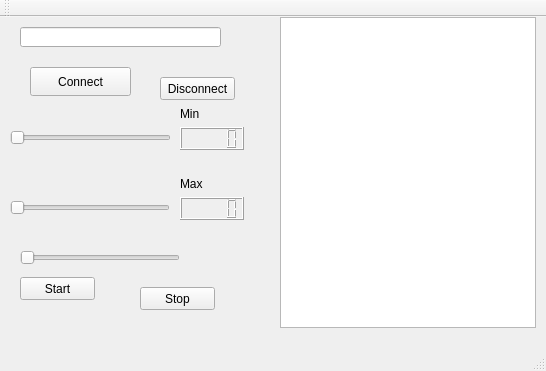
Gildson/Projeto_3_PA_DCA1202, file mainwindow.ui: the form before one commit.
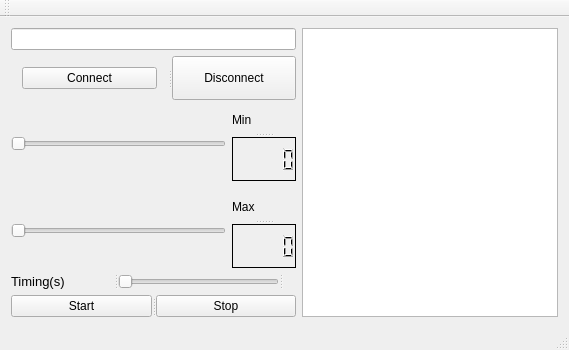
The form after the commit.

Diff of the .ui file:
```diff
--- a/mainwindow.ui
+++ b/mainwindow.ui
@@ -6,197 +6,295 @@
    <rect>
     <x>0</x>
     <y>0</y>
-    <width>546</width>
-    <height>371</height>
+    <width>569</width>
+    <height>350</height>
    </rect>
   </property>
   <property name="windowTitle">
    <string>MainWindow</string>
   </property>
   <widget class="QWidget" name="centralWidget">
+   <layout class="QGridLayout" name="gridLayout">
+    <item row="1" column="0" colspan="3">
+     <widget class="QSplitter" name="splitter">
+      <property name="sizePolicy">
+       <sizepolicy hsizetype="MinimumExpanding" vsizetype="Fixed">
+        <horstretch>0</horstretch>
+        <verstretch>0</verstretch>
+       </sizepolicy>
+      </property>
+      <property name="orientation">
+       <enum>Qt::Horizontal</enum>
+      </property>
+      <widget class="QWidget" name="layoutWidget">
+       <property name="sizePolicy">
+        <sizepolicy hsizetype="MinimumExpanding" vsizetype="MinimumExpanding">
+         <horstretch>0</horstretch>
+         <verstretch>0</verstretch>
+        </sizepolicy>
+       </property>
+       <layout class="QHBoxLayout" name="horizontalLayout">
+        <item>
    <widget class="QPushButton" name="pushButtonConnect">
-    <property name="geometry">
-     <rect>
-      <x>30</x>
-      <y>50</y>
-      <width>101</width>
-      <height>29</height>
-     </rect>
+          <property name="sizePolicy">
+           <sizepolicy hsizetype="MinimumExpanding" vsizetype="MinimumExpanding">
+            <horstretch>0</horstretch>
+            <verstretch>0</verstretch>
+           </sizepolicy>
     </property>
     <property name="text">
      <string>Connect</string>
     </property>
    </widget>
+        </item>
+       </layout>
+      </widget>
    <widget class="QPushButton" name="pushButtonDisconnect">
-    <property name="geometry">
-     <rect>
-      <x>160</x>
-      <y>60</y>
-      <width>75</width>
-      <height>23</height>
-     </rect>
+       <property name="sizePolicy">
+        <sizepolicy hsizetype="MinimumExpanding" vsizetype="MinimumExpanding">
+         <horstretch>0</horstretch>
+         <verstretch>0</verstretch>
+        </sizepolicy>
     </property>
     <property name="text">
      <string>Disconnect</string>
     </property>
    </widget>
+     </widget>
+    </item>
+    <item row="6" column="0" rowspan="2" colspan="3">
+     <widget class="QSplitter" name="splitter_5">
+      <property name="sizePolicy">
+       <sizepolicy hsizetype="MinimumExpanding" vsizetype="MinimumExpanding">
+        <horstretch>0</horstretch>
+        <verstretch>0</verstretch>
+       </sizepolicy>
+      </property>
+      <property name="orientation">
+       <enum>Qt::Horizontal</enum>
+      </property>
    <widget class="QPushButton" name="pushButtonStart">
-    <property name="geometry">
-     <rect>
-      <x>20</x>
-      <y>260</y>
-      <width>75</width>
-      <height>23</height>
-     </rect>
+       <property name="sizePolicy">
+        <sizepolicy hsizetype="MinimumExpanding" vsizetype="MinimumExpanding">
+         <horstretch>0</horstretch>
+         <verstretch>0</verstretch>
+        </sizepolicy>
     </property>
     <property name="text">
      <string>Start</string>
     </property>
    </widget>
    <widget class="QPushButton" name="pushButtonStop">
-    <property name="geometry">
-     <rect>
-      <x>140</x>
-      <y>270</y>
-      <width>75</width>
-      <height>23</height>
-     </rect>
+       <property name="sizePolicy">
+        <sizepolicy hsizetype="MinimumExpanding" vsizetype="MinimumExpanding">
+         <horstretch>0</horstretch>
+         <verstretch>0</verstretch>
+        </sizepolicy>
     </property>
     <property name="text">
      <string>Stop</string>
     </property>
    </widget>
-   <widget class="QLCDNumber" name="lcdNumberMin">
-    <property name="geometry">
-     <rect>
-      <x>180</x>
-      <y>110</y>
-      <width>64</width>
-      <height>23</height>
-     </rect>
+     </widget>
+    </item>
+    <item row="4" column="2">
+     <widget class="QSplitter" name="splitter_3">
+      <property name="sizePolicy">
+       <sizepolicy hsizetype="Fixed" vsizetype="Expanding">
+        <horstretch>0</horstretch>
+        <verstretch>0</verstretch>
+       </sizepolicy>
+      </property>
+      <property name="orientation">
+       <enum>Qt::Vertical</enum>
+      </property>
+      <widget class="QLabel" name="labelMax">
+       <property name="sizePolicy">
+        <sizepolicy hsizetype="Fixed" vsizetype="Expanding">
+         <horstretch>0</horstretch>
+         <verstretch>0</verstretch>
+        </sizepolicy>
+       </property>
+       <property name="text">
+        <string>Max</string>
     </property>
    </widget>
    <widget class="QLCDNumber" name="lcdNumberMax">
-    <property name="geometry">
-     <rect>
-      <x>180</x>
-      <y>180</y>
-      <width>64</width>
-      <height>23</height>
-     </rect>
-    </property>
-   </widget>
-   <widget class="QSlider" name="horizontalSliderMin">
-    <property name="geometry">
-     <rect>
-      <x>10</x>
-      <y>110</y>
-      <width>161</width>
-      <height>22</height>
-     </rect>
+       <property name="sizePolicy">
+        <sizepolicy hsizetype="Fixed" vsizetype="Expanding">
+         <horstretch>0</horstretch>
+         <verstretch>0</verstretch>
+        </sizepolicy>
+       </property>
+       <property name="font">
+        <font>
+         <weight>75</weight>
+         <bold>true</bold>
+        </font>
+       </property>
+       <property name="focusPolicy">
+        <enum>Qt::NoFocus</enum>
+       </property>
+       <property name="frameShadow">
+        <enum>QFrame::Plain</enum>
+       </property>
+      </widget>
+     </widget>
+    </item>
+    <item row="2" column="2">
+     <widget class="QSplitter" name="splitter_2">
+      <property name="sizePolicy">
+       <sizepolicy hsizetype="Fixed" vsizetype="Expanding">
+        <horstretch>0</horstretch>
+        <verstretch>0</verstretch>
+       </sizepolicy>
     </property>
     <property name="orientation">
-     <enum>Qt::Horizontal</enum>
-    </property>
-   </widget>
+       <enum>Qt::Vertical</enum>
+      </property>
    <widget class="QLabel" name="labelMin">
-    <property name="geometry">
-     <rect>
-      <x>180</x>
-      <y>90</y>
-      <width>47</width>
-      <height>13</height>
-     </rect>
+       <property name="sizePolicy">
+        <sizepolicy hsizetype="Fixed" vsizetype="Expanding">
+         <horstretch>0</horstretch>
+         <verstretch>0</verstretch>
+        </sizepolicy>
     </property>
     <property name="text">
      <string>Min</string>
     </property>
    </widget>
-   <widget class="QLabel" name="labelMax">
-    <property name="geometry">
-     <rect>
-      <x>180</x>
-      <y>160</y>
-      <width>47</width>
-      <height>13</height>
-     </rect>
-    </property>
-    <property name="text">
-     <string>Max</string>
-    </property>
-   </widget>
+      <widget class="QLCDNumber" name="lcdNumberMin">
+       <property name="sizePolicy">
+        <sizepolicy hsizetype="Fixed" vsizetype="Expanding">
+         <horstretch>0</horstretch>
+         <verstretch>0</verstretch>
+        </sizepolicy>
+       </property>
+       <property name="maximumSize">
+        <size>
+         <width>16777215</width>
+         <height>16777215</height>
+        </size>
+       </property>
+       <property name="font">
+        <font>
+         <weight>75</weight>
+         <bold>true</bold>
+        </font>
+       </property>
+       <property name="layoutDirection">
+        <enum>Qt::LeftToRight</enum>
+       </property>
+       <property name="frameShadow">
+        <enum>QFrame::Plain</enum>
+       </property>
+       <property name="smallDecimalPoint">
+        <bool>false</bool>
+       </property>
+      </widget>
+     </widget>
+    </item>
+    <item row="4" column="0" colspan="2">
    <widget class="QSlider" name="horizontalSliderMax">
-    <property name="geometry">
-     <rect>
-      <x>10</x>
-      <y>180</y>
-      <width>160</width>
-      <height>22</height>
-     </rect>
+      <property name="sizePolicy">
+       <sizepolicy hsizetype="Minimum" vsizetype="Fixed">
+        <horstretch>0</horstretch>
+        <verstretch>0</verstretch>
+       </sizepolicy>
     </property>
     <property name="orientation">
      <enum>Qt::Horizontal</enum>
     </property>
    </widget>
-   <widget class="QSlider" name="horizontalSliderTiming">
-    <property name="geometry">
-     <rect>
-      <x>20</x>
-      <y>230</y>
-      <width>160</width>
-      <height>22</height>
-     </rect>
+    </item>
+    <item row="2" column="0" colspan="2">
+     <widget class="QSlider" name="horizontalSliderMin">
+      <property name="sizePolicy">
+       <sizepolicy hsizetype="MinimumExpanding" vsizetype="Fixed">
+        <horstretch>0</horstretch>
+        <verstretch>0</verstretch>
+       </sizepolicy>
     </property>
     <property name="orientation">
      <enum>Qt::Horizontal</enum>
     </property>
    </widget>
+    </item>
+    <item row="0" column="0" colspan="3">
    <widget class="QLineEdit" name="lineEditIP">
-    <property name="geometry">
-     <rect>
-      <x>20</x>
-      <y>10</y>
-      <width>201</width>
-      <height>20</height>
-     </rect>
-    </property>
-   </widget>
-   <widget class="QLabel" name="labelTiming">
-    <property name="geometry">
-     <rect>
-      <x>190</x>
-      <y>240</y>
-      <width>47</width>
-      <height>13</height>
-     </rect>
-    </property>
-    <property name="text">
-     <string/>
-    </property>
-   </widget>
-   <widget class="QLabel" name="labelStatus">
-    <property name="geometry">
-     <rect>
-      <x>20</x>
-      <y>300</y>
-      <width>151</width>
-      <height>16</height>
-     </rect>
-    </property>
-    <property name="text">
-     <string/>
-    </property>
-   </widget>
+      <property name="sizePolicy">
+       <sizepolicy hsizetype="MinimumExpanding" vsizetype="Fixed">
+        <horstretch>0</horstretch>
+        <verstretch>0</verstretch>
+       </sizepolicy>
+      </property>
+     </widget>
+    </item>
+    <item row="0" column="3" rowspan="8">
    <widget class="QListWidget" name="listWidgetSet">
-    <property name="geometry">
-     <rect>
-      <x>280</x>
-      <y>0</y>
-      <width>256</width>
-      <height>311</height>
-     </rect>
-    </property>
-   </widget>
+      <property name="sizePolicy">
+       <sizepolicy hsizetype="Minimum" vsizetype="Minimum">
+        <horstretch>0</horstretch>
+        <verstretch>0</verstretch>
+       </sizepolicy>
+      </property>
+     </widget>
+    </item>
+    <item row="5" column="0" colspan="3">
+     <widget class="QSplitter" name="splitter_4">
+      <property name="sizePolicy">
+       <sizepolicy hsizetype="Expanding" vsizetype="Fixed">
+        <horstretch>0</horstretch>
+        <verstretch>0</verstretch>
+       </sizepolicy>
+      </property>
+      <property name="orientation">
+       <enum>Qt::Horizontal</enum>
+      </property>
+      <widget class="QLabel" name="label">
+       <property name="sizePolicy">
+        <sizepolicy hsizetype="Fixed" vsizetype="Fixed">
+         <horstretch>0</horstretch>
+         <verstretch>0</verstretch>
+        </sizepolicy>
+       </property>
+       <property name="font">
+        <font>
+         <pointsize>10</pointsize>
+        </font>
+       </property>
+       <property name="text">
+        <string>Timing(s)</string>
+       </property>
+      </widget>
+      <widget class="QSlider" name="horizontalSliderTiming">
+       <property name="enabled">
+        <bool>true</bool>
+       </property>
+       <property name="sizePolicy">
+        <sizepolicy hsizetype="Fixed" vsizetype="Fixed">
+         <horstretch>0</horstretch>
+         <verstretch>0</verstretch>
+        </sizepolicy>
+       </property>
+       <property name="orientation">
+        <enum>Qt::Horizontal</enum>
+       </property>
+      </widget>
+      <widget class="QLabel" name="labelTiming">
+       <property name="sizePolicy">
+        <sizepolicy hsizetype="Fixed" vsizetype="Fixed">
+         <horstretch>0</horstretch>
+         <verstretch>0</verstretch>
+        </sizepolicy>
+       </property>
+       <property name="text">
+        <string/>
+       </property>
+      </widget>
+     </widget>
+    </item>
+   </layout>
   </widget>
   <widget class="QMenuBar" name="menuBar">
    <property name="geometry">
```
Left out of the diff: 2 changed lines with no effect on the pictures. Lines whose indentation alone changed are shown as unchanged.
